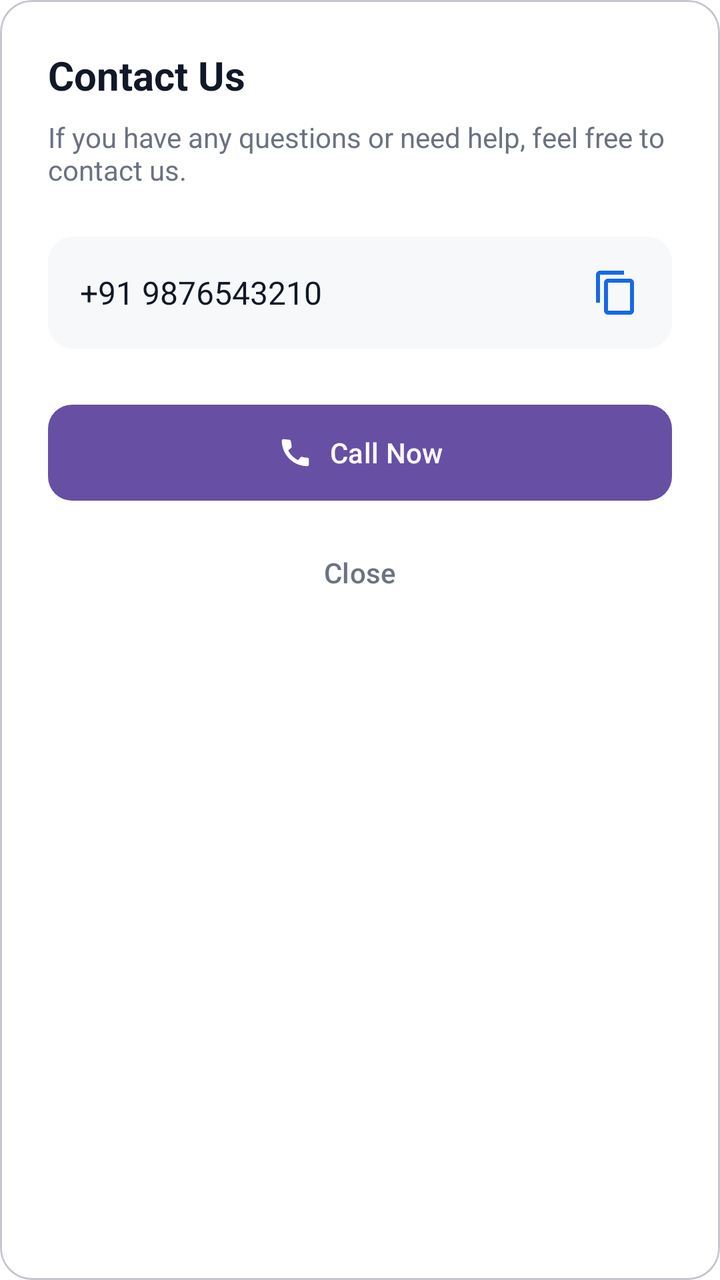
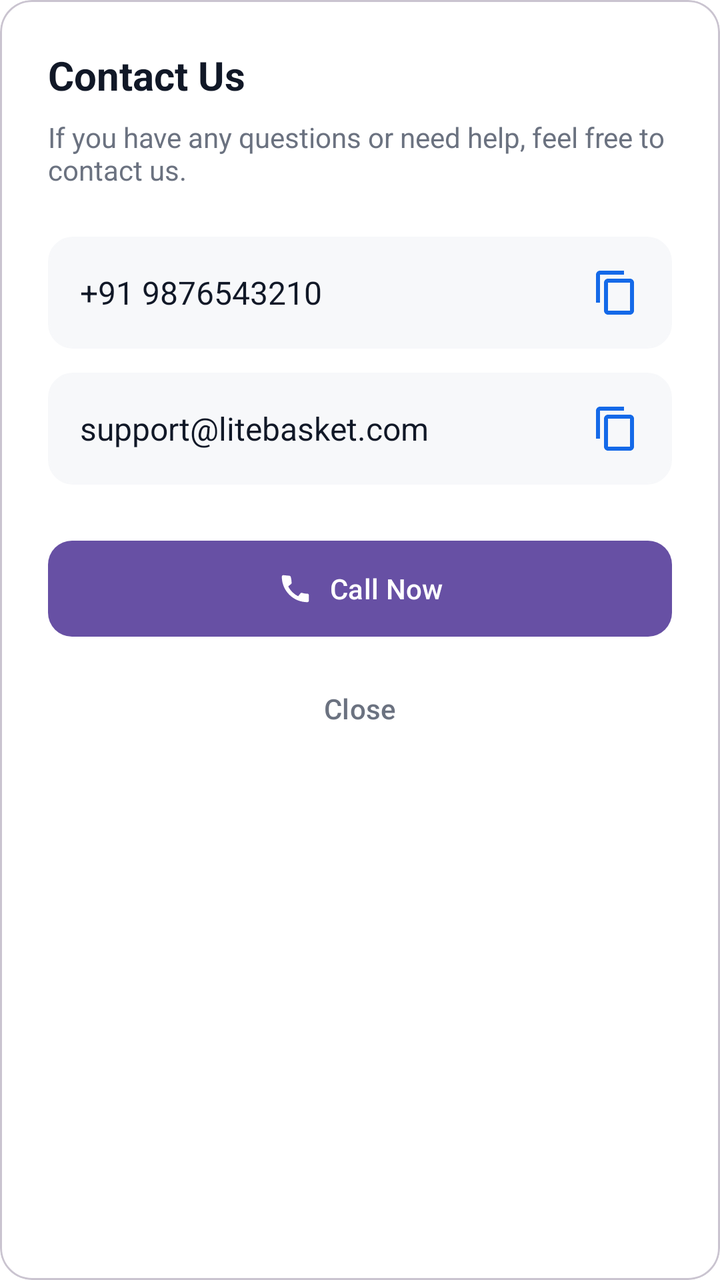

Compare the two renders of this Android layout. The source of the first and the diff that turns it into the second are given below.
<!-- AndroidManifest.xml: application theme Theme.LightShop -->
<!-- res/layout/dialog_contact_us.xml -->
<?xml version="1.0" encoding="utf-8"?>
<com.google.android.material.card.MaterialCardView xmlns:android="http://schemas.android.com/apk/res/android"
    xmlns:app="http://schemas.android.com/apk/res-auto"
    android:layout_width="match_parent"
    android:layout_height="wrap_content"
    android:layout_margin="16dp"
    app:cardCornerRadius="16dp"
    app:cardElevation="0dp">

    <LinearLayout
        android:layout_width="match_parent"
        android:layout_height="wrap_content"
        android:orientation="vertical"
        android:padding="24dp">

        <TextView
            android:layout_width="wrap_content"
            android:layout_height="wrap_content"
            android:text="Contact Us"
            android:textColor="@color/text_primary"
            android:textSize="20sp"
            android:textStyle="bold" />

        <TextView
            android:layout_width="match_parent"
            android:layout_height="wrap_content"
            android:layout_marginTop="8dp"
            android:text="If you have any questions or need help, feel free to contact us."
            android:textColor="@color/text_subtitle"
            android:textSize="14sp" />

        <LinearLayout
            android:layout_width="match_parent"
            android:layout_height="wrap_content"
            android:layout_marginTop="24dp"
            android:background="@drawable/bg_rounded_card"
            android:backgroundTint="@color/light_grey_bg"
            android:gravity="center_vertical"
            android:orientation="horizontal"
            android:padding="16dp">

            <TextView
                android:id="@+id/tv_phone_number"
                android:layout_width="0dp"
                android:layout_height="wrap_content"
                android:layout_weight="1"
                android:text="+91 9876543210"
                android:textColor="@color/text_primary"
                android:textSize="16sp" />

            <ImageView
                android:id="@+id/btn_copy_number"
                android:layout_width="24dp"
                android:layout_height="24dp"
                android:contentDescription="Copy Number"
                android:src="@drawable/ic_content_copy"
                app:tint="@color/primary" />
        </LinearLayout>

        <com.google.android.material.button.MaterialButton
            android:id="@+id/btn_call_now"
            style="@style/Widget.Material3.Button"
            android:layout_width="match_parent"
            android:layout_height="56dp"
            android:layout_marginTop="24dp"
            android:text="Call Now"
            android:textAllCaps="false"
            app:cornerRadius="12dp"
            app:icon="@drawable/ic_call"
            app:iconGravity="textStart" />

        <com.google.android.material.button.MaterialButton
            android:id="@+id/btn_close"
            style="@style/Widget.Material3.Button.TextButton"
            android:layout_width="match_parent"
            android:layout_height="wrap_content"
            android:layout_marginTop="8dp"
            android:text="Close"
            android:textAllCaps="false"
            android:textColor="@color/text_subtitle" />

    </LinearLayout>
</com.google.android.material.card.MaterialCardView>
<!-- resources referenced by this layout -->
<resources>
  <color name="light_grey_bg">#F7F8FA</color>
  <color name="primary">#1469E8</color>
  <color name="text_primary">#111827</color>
  <color name="text_subtitle">#6B7280</color>
  <!-- drawable bg_rounded_card (drawable) -->
  <?xml version="1.0" encoding="utf-8"?>
  <shape xmlns:android="http://schemas.android.com/apk/res/android">
      <solid android:color="@color/white" />
      <corners android:radius="12dp" />
      <stroke
          android:width="1dp"
          android:color="@color/divider_light" />
  </shape>
  <!-- drawable ic_call (drawable) -->
  <vector xmlns:android="http://schemas.android.com/apk/res/android"
      android:width="24dp"
      android:height="24dp"
      android:viewportWidth="24"
      android:viewportHeight="24">
      <path
          android:fillColor="@android:color/white"
          android:pathData="M20.01,15.38c-1.23,0 -2.42,-0.2 -3.53,-0.56a0.977,0.977 0,0 0,-1.01 0.24l-1.57,1.97c-2.83,-1.35 -5.43,-3.9 -6.63,-6.59l1.97,-1.58c0.32,-0.32 0.39,-0.82 0.25,-1.24a11.903,11.903 0,0 0,-0.56 -3.53c-0.12,-0.41 -0.49,-0.7 -0.93,-0.7L3.99,2.99c-0.55,0 -1,0.45 -1,1C2.99,13.39 10.61,21 20.01,21c0.55,0 1,-0.45 1,-1L21,16.31c0,-0.44 -0.29,-0.81 -0.7,-0.93z" />
  </vector>
  <!-- drawable ic_content_copy (drawable) -->
  <vector xmlns:android="http://schemas.android.com/apk/res/android"
      android:width="24dp"
      android:height="24dp"
      android:viewportWidth="24"
      android:viewportHeight="24">
      <path
          android:fillColor="@android:color/white"
          android:pathData="M16,1L4,1c-1.1,0 -2,0.9 -2,2v14h2L4,3h12L16,1zM19,5L8,5c-1.1,0 -2,0.9 -2,2v14c0,1.1 0.9,2 2,2h11c1.1,0 2,-0.9 2,-2L21,7c0,-1.1 -0.9,-2 -2,-2zM19,21L8,21L8,7h11v14z" />
  </vector>
  <style name="Theme.LightShop" parent="Base.Theme.LightShop" />
  <color name="white">#FFFFFFFF</color>
  <color name="divider_light">#F2F4F7</color>
  <style name="Base.Theme.LightShop" parent="Theme.Material3.Light.NoActionBar">
          
          <item name="android:statusBarColor">@color/white</item>
          <item name="android:windowLightStatusBar">true</item>
          <item name="android:navigationBarColor">@color/white</item>
          <item name="android:windowBackground">@color/white</item>
          <item name="android:colorBackground">@color/white</item>
  
          
          <item name="colorSurface">@color/white</item>
          <item name="colorSurfaceVariant">@color/white</item>
  
          <item name="bottomNavigationStyle">@style/Widget.App.BottomNavigationView</item>
      </style>
  <style name="Widget.App.BottomNavigationView" parent="Widget.Material3.BottomNavigationView">
          <item name="materialThemeOverlay">@style/ThemeOverlay.App.BottomNavigationView</item>
          <item name="android:background">@color/white</item>
          <item name="itemIconTint">@color/nav_selector</item>
          <item name="itemTextColor">@color/nav_selector</item>
          <item name="itemActiveIndicatorStyle">@style/Widget.App.BottomNavigationView.ActiveIndicator</item>
      </style>
  <style name="ThemeOverlay.App.BottomNavigationView" parent="">
          <item name="colorPrimary">@color/black</item>
      </style>
  <style name="Widget.App.BottomNavigationView.ActiveIndicator" parent="Widget.Material3.BottomNavigationView.ActiveIndicator">
          <item name="android:color">@color/nav_active_indicator</item>
          <item name="marginHorizontal">16dp</item>
      </style>
  <color name="black">#FF000000</color>
  <color name="nav_active_indicator">#E3F2FD</color>
</resources>

<!-- the commit's change to res/layout/dialog_contact_us.xml (unified diff, before → after) -->
@@ -57,6 +57,34 @@
                 app:tint="@color/primary" />
         </LinearLayout>
 
+        <LinearLayout
+            android:layout_width="match_parent"
+            android:layout_height="wrap_content"
+            android:layout_marginTop="12dp"
+            android:background="@drawable/bg_rounded_card"
+            android:backgroundTint="@color/light_grey_bg"
+            android:gravity="center_vertical"
+            android:orientation="horizontal"
+            android:padding="16dp">
+
+            <TextView
+                android:id="@+id/tv_email_address"
+                android:layout_width="0dp"
+                android:layout_height="wrap_content"
+                android:layout_weight="1"
+                android:text="support@litebasket.com"
+                android:textColor="@color/text_primary"
+                android:textSize="16sp" />
+
+            <ImageView
+                android:id="@+id/btn_copy_email"
+                android:layout_width="24dp"
+                android:layout_height="24dp"
+                android:contentDescription="Copy Email"
+                android:src="@drawable/ic_content_copy"
+                app:tint="@color/primary" />
+        </LinearLayout>
+
         <com.google.android.material.button.MaterialButton
             android:id="@+id/btn_call_now"
             style="@style/Widget.Material3.Button"
